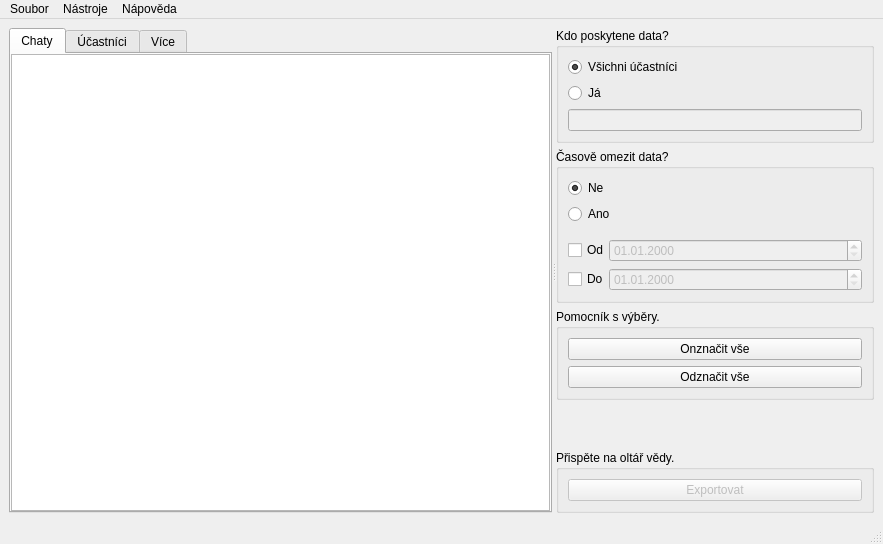
Before: the Qt Designer form src/chateen.ui in wykys/chateen, drawn with Qt 5.
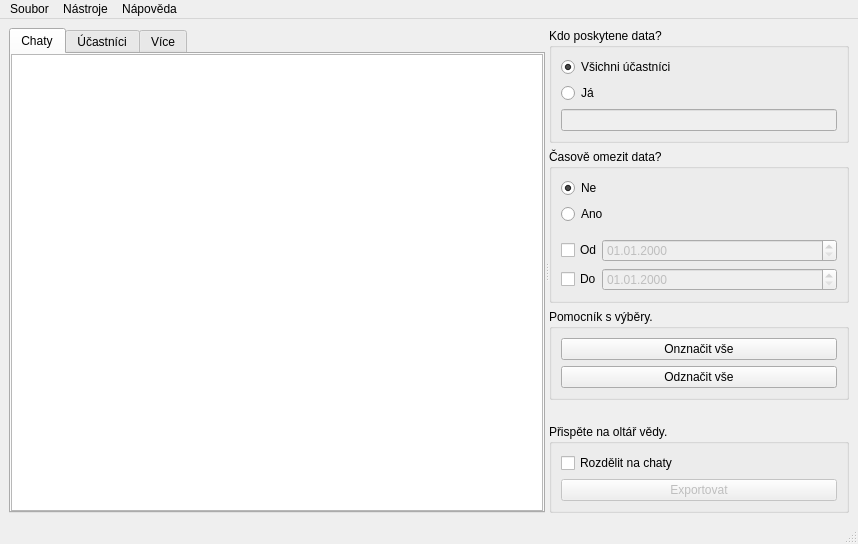
After: the same form once the commit is applied.

Commit message: Added basic export

Diff of the .ui file:
```diff
--- a/src/chateen.ui
+++ b/src/chateen.ui
@@ -6,7 +6,7 @@
    <rect>
     <x>0</x>
     <y>0</y>
-    <width>883</width>
+    <width>858</width>
     <height>544</height>
    </rect>
   </property>
@@ -116,6 +116,18 @@
        <property name="enabled">
         <bool>true</bool>
        </property>
+       <property name="maximumSize">
+        <size>
+         <width>300</width>
+         <height>16777215</height>
+        </size>
+       </property>
+       <property name="baseSize">
+        <size>
+         <width>0</width>
+         <height>0</height>
+        </size>
+       </property>
        <layout class="QVBoxLayout" name="verticalLayout_2">
         <item>
          <widget class="QGroupBox" name="group_who">
@@ -363,6 +375,13 @@
            <string>Přispěte na oltář vědy.</string>
           </property>
           <layout class="QVBoxLayout" name="verticalLayout">
+           <item>
+            <widget class="QCheckBox" name="checkbox_export_format">
+             <property name="text">
+              <string>Rozdělit na chaty</string>
+             </property>
+            </widget>
+           </item>
            <item>
             <widget class="QPushButton" name="btn_export">
              <property name="enabled">
@@ -388,7 +407,7 @@
     <rect>
      <x>0</x>
      <y>0</y>
-     <width>883</width>
+     <width>858</width>
      <height>22</height>
     </rect>
    </property>
```
Left out of the diff: 80 changed lines with no effect on the pictures. The commit also changes 5 other files.
